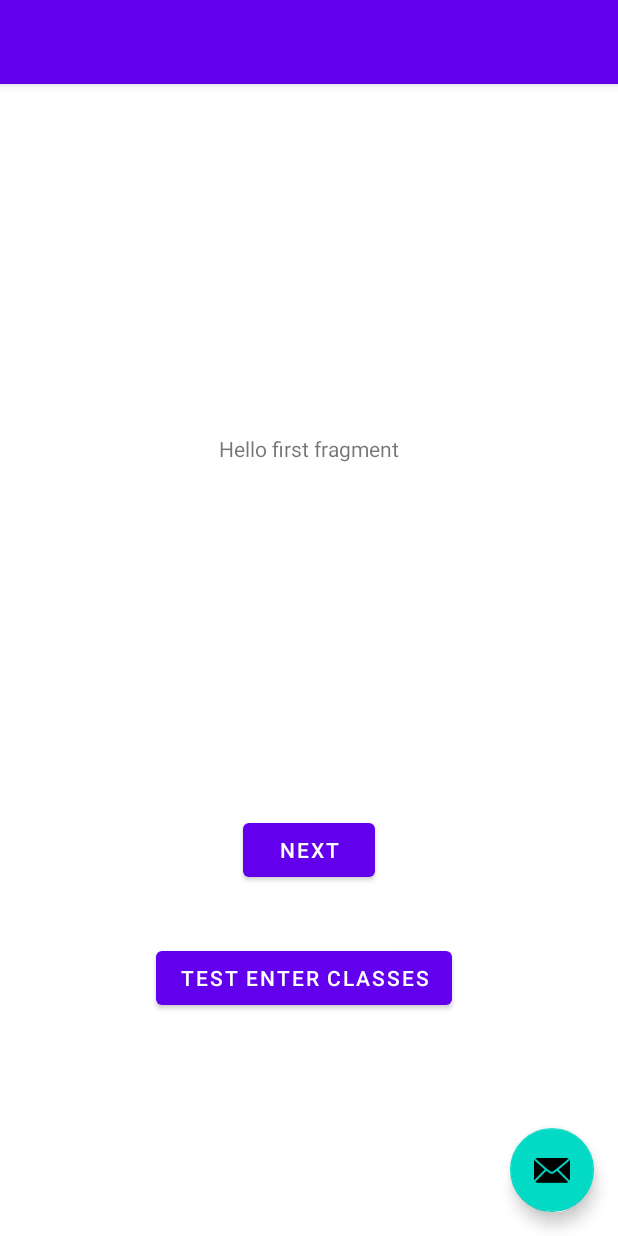
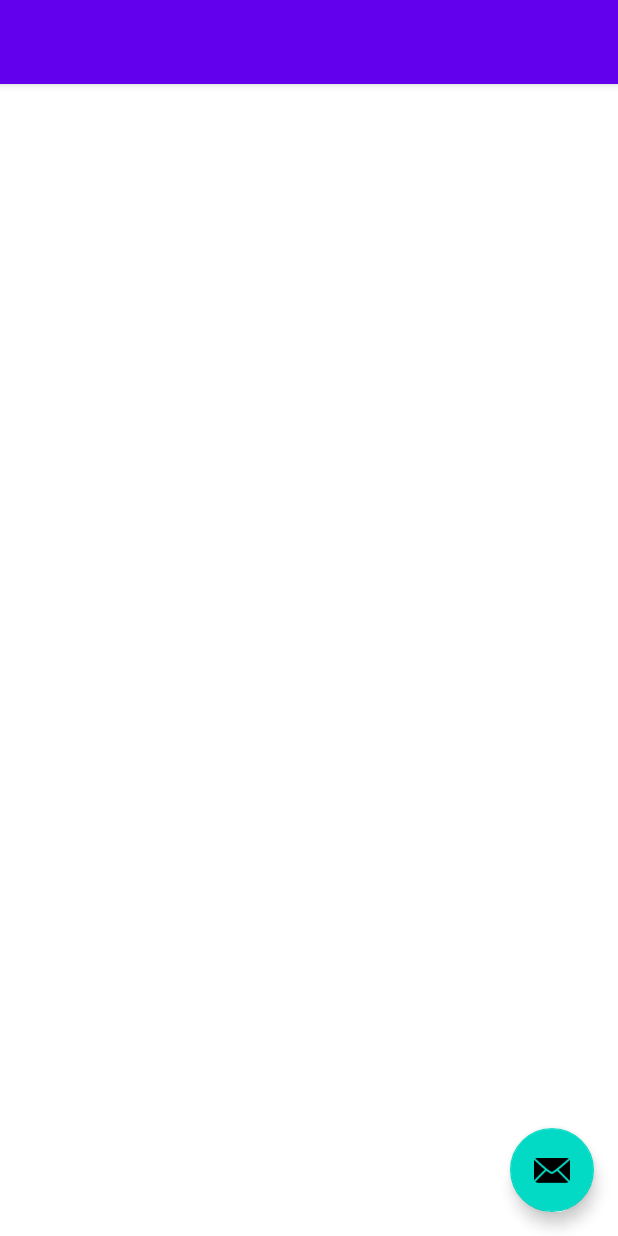
Before and after one commit to CSE-110-Winter-2022/birds-of-a-feather-team-11, an Android app: the layout activity_main.xml on its own in the app's theme, with its tools: preview values and no code run, on a phone screen of 412 x 824 dp. Run offline under Robolectric (Android 15) with nearby library versions, the phone set to English and light mode, and no system bars.

Commit message:
Added Unit Test

```diff
--- a/app/src/main/java/com/example/birdsoffeather/FirstFragment.java
+++ /dev/null
@@ -1,47 +0,0 @@
-package com.example.birdsoffeather;
-
-import android.os.Bundle;
-import android.view.LayoutInflater;
-import android.view.View;
-import android.view.ViewGroup;
-
-import androidx.annotation.NonNull;
-import androidx.fragment.app.Fragment;
-import androidx.navigation.fragment.NavHostFragment;
-
-import com.example.birdsoffeather.databinding.FragmentFirstBinding;
-
-public class FirstFragment extends Fragment {
-
-    private FragmentFirstBinding binding;
-
-    @Override
-    public View onCreateView(
-            LayoutInflater inflater, ViewGroup container,
-            Bundle savedInstanceState
-    ) {
-
-        binding = FragmentFirstBinding.inflate(inflater, container, false);
-        return binding.getRoot();
-
-    }
-
-    public void onViewCreated(@NonNull View view, Bundle savedInstanceState) {
-        super.onViewCreated(view, savedInstanceState);
-
-        binding.buttonFirst.setOnClickListener(new View.OnClickListener() {
-            @Override
-            public void onClick(View view) {
-                NavHostFragment.findNavController(FirstFragment.this)
-                        .navigate(R.id.action_FirstFragment_to_SecondFragment);
-            }
-        });
-    }
-
-    @Override
-    public void onDestroyView() {
-        super.onDestroyView();
-        binding = null;
-    }
-
-}
--- a/app/src/main/res/layout/activity_main.xml
+++ b/app/src/main/res/layout/activity_main.xml
@@ -20,7 +20,6 @@
 
     </com.google.android.material.appbar.AppBarLayout>
 
-    <include layout="@layout/content_main" />
 
     <com.google.android.material.floatingactionbutton.FloatingActionButton
         android:id="@+id/fab"
--- a/app/src/main/res/layout/content_main.xml
+++ /dev/null
@@ -1,19 +0,0 @@
-<?xml version="1.0" encoding="utf-8"?>
-<androidx.constraintlayout.widget.ConstraintLayout xmlns:android="http://schemas.android.com/apk/res/android"
-    xmlns:app="http://schemas.android.com/apk/res-auto"
-    android:layout_width="match_parent"
-    android:layout_height="match_parent"
-    app:layout_behavior="@string/appbar_scrolling_view_behavior">
-
-    <fragment
-        android:id="@+id/nav_host_fragment_content_main"
-        android:name="androidx.navigation.fragment.NavHostFragment"
-        android:layout_width="0dp"
-        android:layout_height="0dp"
-        app:defaultNavHost="true"
-        app:layout_constraintBottom_toBottomOf="parent"
-        app:layout_constraintLeft_toLeftOf="parent"
-        app:layout_constraintRight_toRightOf="parent"
-        app:layout_constraintTop_toTopOf="parent"
-        app:navGraph="@navigation/nav_graph" />
-</androidx.constraintlayout.widget.ConstraintLayout>
--- a/app/src/main/res/layout/fragment_first.xml
+++ /dev/null
@@ -1,39 +0,0 @@
-<?xml version="1.0" encoding="utf-8"?>
-<androidx.constraintlayout.widget.ConstraintLayout xmlns:android="http://schemas.android.com/apk/res/android"
-    xmlns:app="http://schemas.android.com/apk/res-auto"
-    xmlns:tools="http://schemas.android.com/tools"
-    android:layout_width="match_parent"
-    android:layout_height="match_parent"
-    tools:context=".FirstFragment">
-
-    <TextView
-        android:id="@+id/textview_first"
-        android:layout_width="wrap_content"
-        android:layout_height="wrap_content"
-        android:text="@string/hello_first_fragment"
-        app:layout_constraintBottom_toTopOf="@id/button_first"
-        app:layout_constraintEnd_toEndOf="parent"
-        app:layout_constraintStart_toStartOf="parent"
-        app:layout_constraintTop_toTopOf="parent" />
-
-    <Button
-        android:id="@+id/button_first"
-        android:layout_width="wrap_content"
-        android:layout_height="wrap_content"
-        android:text="@string/next"
-        app:layout_constraintBottom_toBottomOf="parent"
-        app:layout_constraintEnd_toEndOf="parent"
-        app:layout_constraintStart_toStartOf="parent"
-        app:layout_constraintTop_toBottomOf="@id/textview_first" />
-
-    <Button
-        android:id="@+id/button"
-        android:layout_width="wrap_content"
-        android:layout_height="wrap_content"
-        android:layout_marginStart="104dp"
-        android:layout_marginBottom="148dp"
-        android:text="Test Enter Classes"
-        android:onClick="onButtonClick"
-        app:layout_constraintBottom_toBottomOf="parent"
-        app:layout_constraintStart_toStartOf="parent" />
-</androidx.constraintlayout.widget.ConstraintLayout>
--- a/app/src/main/res/navigation/nav_graph.xml
+++ /dev/null
@@ -1,28 +0,0 @@
-<?xml version="1.0" encoding="utf-8"?>
-<navigation xmlns:android="http://schemas.android.com/apk/res/android"
-    xmlns:app="http://schemas.android.com/apk/res-auto"
-    xmlns:tools="http://schemas.android.com/tools"
-    android:id="@+id/nav_graph"
-    app:startDestination="@id/FirstFragment">
-
-    <fragment
-        android:id="@+id/FirstFragment"
-        android:name="com.example.birdsoffeather.FirstFragment"
-        android:label="@string/first_fragment_label"
-        tools:layout="@layout/fragment_first">
-
-        <action
-            android:id="@+id/action_FirstFragment_to_SecondFragment"
-            app:destination="@id/SecondFragment" />
-    </fragment>
-    <fragment
-        android:id="@+id/SecondFragment"
-        android:name="com.example.birdsoffeather.SecondFragment"
-        android:label="@string/second_fragment_label"
-        tools:layout="@layout/fragment_second">
-
-        <action
-            android:id="@+id/action_SecondFragment_to_FirstFragment"
-            app:destination="@id/FirstFragment" />
-    </fragment>
-</navigation>
```
Also changed, not shown: app/src/main/java/com/example/birdsoffeather/FakeMessageListener.java (added, +26 -0 lines), app/src/main/java/com/example/birdsoffeather/ListingBOF.java (+9 -3 lines), app/src/main/java/com/example/birdsoffeather/SecondFragment.java (deleted, +0 -47 lines), app/src/main/java/com/example/birdsoffeather/model/db/AppDatabase.java (+8 -0 lines), app/src/main/res/layout/fragment_second.xml (deleted, +0 -27 lines), 3 other files.
